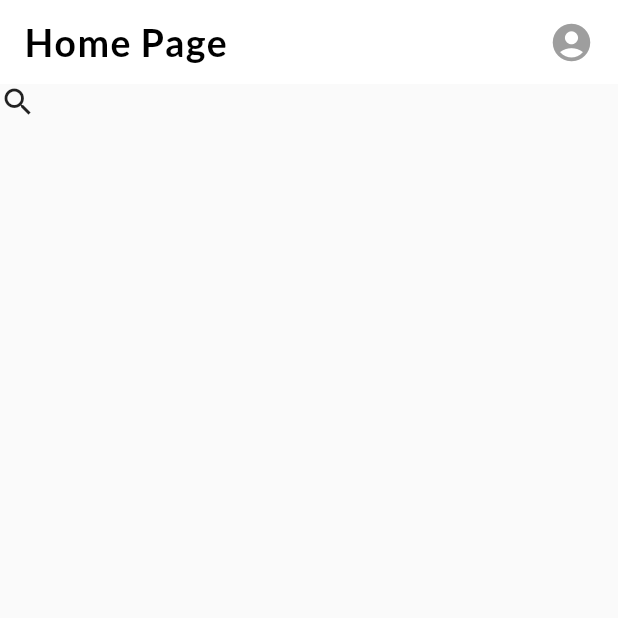
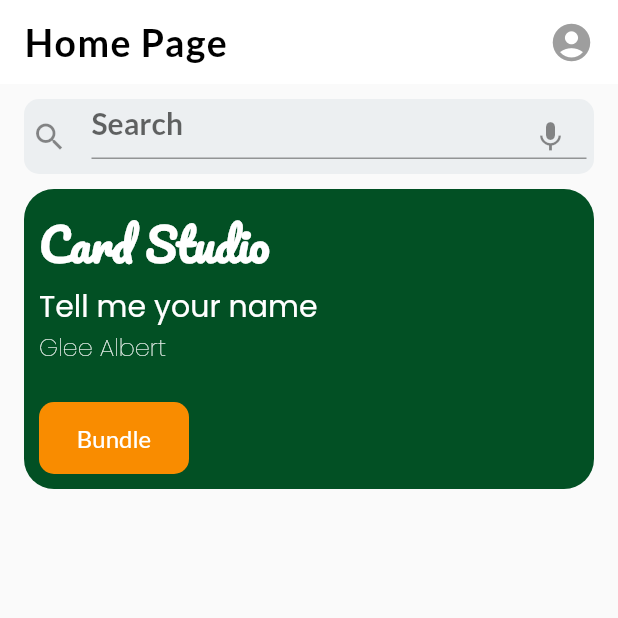
Before and after one commit to glee83/layout_best_pratice, a Flutter app: the screen it shows after launch, on a phone screen of 412 x 824 dp, the top half of it. Run offline on Flutter 3.47's test engine with Material 2 defaults, Android fonts, the light colour scheme and no system bars; our stand-ins replace google_fonts.

Commit message:
custom color and card

```diff
--- /dev/null
+++ b/lib/constant.dart
@@ -0,0 +1,7 @@
+
+//
+
+import 'package:flutter/material.dart';
+
+const  kPrimaryColor = Color(0xff025024);
+const kButtonColor = Color(0xfff98c00);
--- a/lib/screen/homeScreen.dart
+++ b/lib/screen/homeScreen.dart
@@ -1,15 +1,14 @@
-
+import 'package:best_practics/constant.dart';
 import 'package:flutter/material.dart';
 import 'package:google_fonts/google_fonts.dart';
 
 class HomeScreen extends StatelessWidget {
-  const HomeScreen({ Key? key }) : super(key: key);
+  const HomeScreen({Key? key}) : super(key: key);
 
   @override
   Widget build(BuildContext context) {
     Size size = MediaQuery.of(context).size;
     return Scaffold(
-
       appBar: AppBar(
         title: Row(
           mainAxisAlignment: MainAxisAlignment.spaceBetween,
@@ -17,36 +16,118 @@ class HomeScreen extends StatelessWidget {
             Text(
               'Home Page',
               style: GoogleFonts.lato(
-                fontWeight: FontWeight.bold,
-                fontSize: 25.0,
-                letterSpacing: 1.0,
-                color: Colors.black
-
-              ),
+                  fontWeight: FontWeight.bold,
+                  fontSize: 25.0,
+                  letterSpacing: 1.0,
+                  color: Colors.black),
             ),
-
             const Icon(
               Icons.account_circle,
               size: 30.0,
               color: Colors.grey,
-
             )
           ],
         ),
         backgroundColor: Colors.white,
         elevation: 0.0,
       ),
-
       body: Container(
-        margin: EdgeInsets.zero,
+        margin: const EdgeInsets.symmetric(vertical: 10.0, horizontal: 16.0),
         child: Column(
           children: [
             Container(
+              height: 50.0,
               margin: EdgeInsets.zero,
+              padding: const EdgeInsets.symmetric(vertical: 10, horizontal: 5),
 
-              child: Row(
-                children: const [
-                  Icon(Icons.search)
+              decoration: BoxDecoration(
+                color: Colors.blueGrey[50],
+                borderRadius: BorderRadius.circular(10),
+              ),
+              child: TextFormField(
+                decoration: const InputDecoration(
+                  icon: Icon(Icons.search),
+                  hintText: 'Search',
+                  suffixIcon: Icon(Icons.mic),
+                ),
+                style: GoogleFonts.lato(
+                    fontWeight: FontWeight.bold, fontSize: 20.0),
+              ),
+            ),
+            const SizedBox(height: 10.0,),
+
+            Container(
+              margin: EdgeInsets.zero,
+              padding: const EdgeInsets.symmetric(horizontal: 10 , vertical: 10),
+              height: 200.0,
+              width: double.infinity,
+
+              decoration: BoxDecoration(
+                borderRadius: BorderRadius.circular(20),
+                color: kPrimaryColor
+              ),
+
+
+              child: Column(
+                crossAxisAlignment: CrossAxisAlignment.start,
+                mainAxisAlignment: MainAxisAlignment.spaceBetween,
+
+                children: [
+                  Column(
+                    crossAxisAlignment: CrossAxisAlignment.start,
+                    children: [
+                      Text(
+                        'Card Studio',
+
+                        style: GoogleFonts.pacifico(
+                          fontWeight: FontWeight.bold,
+                          fontSize: 30,
+                          color: Colors.white
+                        ),
+                      ),
+                      Text(
+                        'Tell me your name',
+
+                        style: GoogleFonts.poppins(
+                          fontWeight: FontWeight.normal,
+                          fontSize: 20,
+                          color: Colors.white
+                        ),
+                      ),
+                      Text(
+                        'Glee Albert',
+
+                        style: GoogleFonts.poppins(
+                          fontWeight: FontWeight.w100,
+                          fontSize: 16,
+                          color: Colors.white
+                        ),
+                      ),
+                    ],
+                  ),
+
+                  Container(
+                    width: 100.0,
+                    decoration: BoxDecoration(
+                      borderRadius: BorderRadius.circular(10),
+                      color: kButtonColor
+                    ),
+                    child: TextButton(
+                      onPressed: (){},
+
+                      child: Text(
+                        'Bundle',
+
+                        style: GoogleFonts.lato(
+                          fontWeight: FontWeight.normal,
+                          fontSize: 16,
+                          color: Colors.white
+                        ),
+                        textAlign: TextAlign.center,
+                      ),
+                    ),
+                  )
+
                 ],
               ),
             )
```
